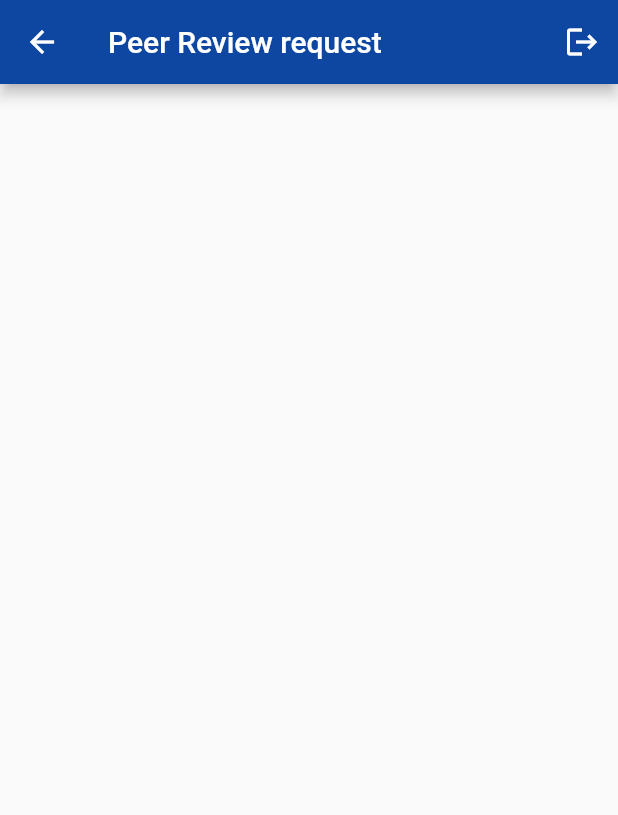
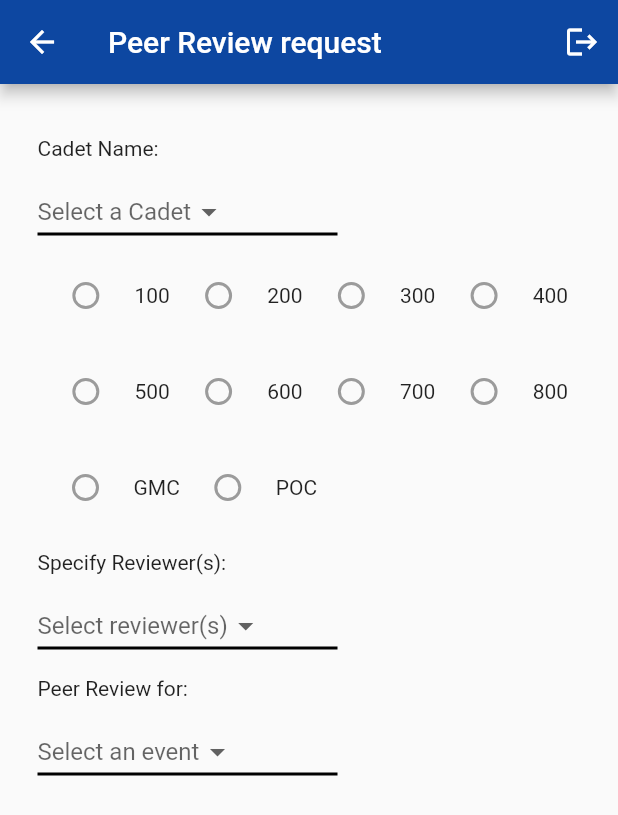
Before and after one commit to M-Connect/ROTC-App, a Flutter app: the PeerReviewRequest screen opened by its route, on a phone screen of 412 x 824 dp. Shown: the top 815 px of the screen. Run offline on Flutter 3.47's test engine with Material 2 defaults, Android fonts, the phone set to English and light mode, and no system bars; our stand-ins replace cloud_firestore, firebase_auth, firebase_core, form_field_validator; accounts and stored records are empty.

Commit message:
Additions based off of mock-up

```diff
--- a/rotc_app/lib/app/peerReview/peerReviewRequest.dart
+++ b/rotc_app/lib/app/peerReview/peerReviewRequest.dart
@@ -1,10 +1,11 @@
 import 'package:flutter/material.dart';
-import 'package:rotc_app/app/peerReview/peerReviewLanding.dart';
 
 
 /*
- Author: Kyle Serruys
+ Author: Sawyer Kisha
+ Co-author: Kyle Serruys
   This class is the home page for our peer review request page
+  Needs functionality
  */
 class PeerReviewRequest extends StatelessWidget {
   @override
@@ -15,10 +16,140 @@ class PeerReviewRequest extends StatelessWidget {
         actions: <Widget>[
           new IconButton(
             icon: new Icon(Icons.logout),
-            onPressed: signOut,
+            onPressed: () {
+
+            },
           ),
         ],
       ),
-    );
+      body: SingleChildScrollView(
+        padding: EdgeInsets.all(25.0),
+        child: Form(
+          child: Column(
+            mainAxisAlignment: MainAxisAlignment.start,
+            crossAxisAlignment: CrossAxisAlignment.start,
+            children: [
+              //Selecting a Cadet
+              Padding(
+                padding: const EdgeInsets.only(top: 10.0, bottom:10.0),
+                child: Text('Cadet Name:'),
+              ),
+              Container(
+                width: 200.0, //Box length
+                child: new DropdownButton<String>(
+                  underline: Container(
+                    height: 2,
+                    decoration: BoxDecoration(
+                        border: Border.all(color: Colors.black),
+                    ),
+                  ),
+                  hint: Text('Select a Cadet'),
+                  //Temporary placements (will fix with actual users in future)
+                items: <String>['John', 'James', 'Jones', 'Jackson'].map((String value) {
+                  return new DropdownMenuItem<String>(
+                    value: value,
+                    child: new Text(value),
+                  );
+                }).toList(),
+                onChanged: (_) {},
+              ),
+              ),
+              //Radio buttons 100 - 400 (Two rows)
+              ButtonBar(
+                alignment: MainAxisAlignment.spaceAround,
+                children: <Widget>[
+                  Radio(value: 100, groupValue: null, onChanged: null),
+                  Text('100'),
+                  Radio(value: 200, groupValue: null, onChanged: null),
+                  Text('200'),
+                  Radio(value: 300, groupValue: null, onChanged: null),
+                  Text('300'),
+                  Radio(value: 400, groupValue: null, onChanged: null),
+                  Text('400'),
+                ],
+              ),
+
+              //Radio buttons 500 - 800 (Two rows)
+              ButtonBar(
+                  alignment: MainAxisAlignment.spaceAround,
+                  children: <Widget>[
+                  Radio(value: 500, groupValue: null, onChanged: null),
+                  Text('500'),
+                  Radio(value: 600, groupValue: null, onChanged: null),
+                  Text('600'),
+                  Radio(value: 700, groupValue: null, onChanged: null),
+                  Text('700'),
+                  Radio(value: 800, groupValue: null, onChanged: null),
+                  Text('800'),
+                 ],
+              ),
+
+              //Radio buttons GMC and POC
+              ButtonBar(
+                  alignment: MainAxisAlignment.start,
+                  children: <Widget>[
+                    Radio(value: 0, groupValue: null, onChanged: null), //Temp value set to 0
+                    Text('GMC'),
+                    Radio(value: 1, groupValue: null, onChanged: null), //Temp calue set to 1
+                    Text('POC'),
+                  ],
+              ),
+
+              //Specify Reviewers
+              Padding(
+                padding: const EdgeInsets.only(top: 10.0, bottom:10.0),
+                child: Text('Specify Reviewer(s): '),
+              ),
+              Container(
+                width: 200.0, //Box length
+                child: new DropdownButton<String>(
+                  underline: Container(
+                    height: 2,
+                    decoration: BoxDecoration(
+                      border: Border.all(color: Colors.black),
+                    ),
+                  ),
+                  hint: Text('Select reviewer(s)'),
+                  //Temporary placements (will fix with actual users in future)
+                  items: <String>['John', 'James', 'Jones', 'Jackson'].map((String value) {
+                    return new DropdownMenuItem<String>(
+                      value: value,
+                      child: new Text(value),
+                    );
+                  }).toList(),
+                  onChanged: (_) {},
+                ),
+              ),
+
+              //Peer Review for:
+              Padding(
+                padding: const EdgeInsets.only(top: 10.0, bottom:10.0),
+                child: Text('Peer Review for:'),
+              ),
+              Container(
+                width: 200.0, //Box length
+                child: new DropdownButton<String>(
+                  underline: Container(
+                    height: 2,
+                    decoration: BoxDecoration(
+                      border: Border.all(color: Colors.black),
+                    ),
+                  ),
+                  hint: Text('Select an event'),
+                  //Temporary placements (will fix with actual users in future)
+                  items: <String>['Activity', 'Exercise', 'Run', 'Weights'].map((String value) {
+                    return new DropdownMenuItem<String>(
+                      value: value,
+                      child: new Text(value),
+                    );
+                  }).toList(),
+                  onChanged: (_) {},
+                ),
+              ),
+            ],
+        ),
+      ),
+      ),
+      );
   }
 }
```
